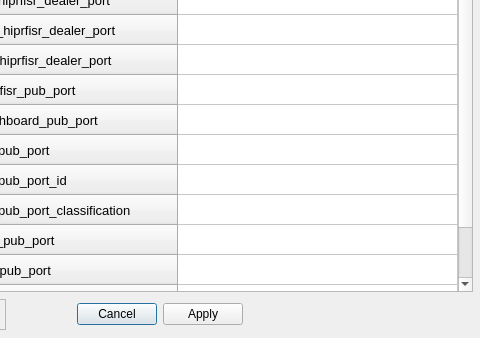
Qt form UI/options.ui (ainfosec/FISSURE) before a commit; both pictures show x 160 to 640 and y 112 to 450 of the 640 by 450 pixel window.
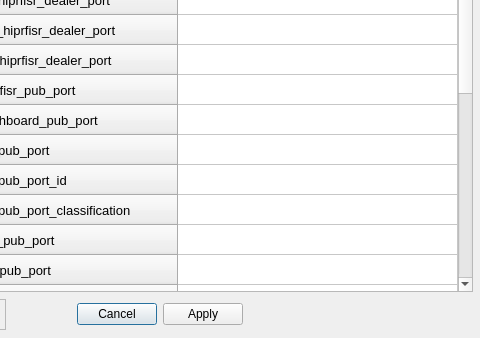
The same form after that commit. The open tabs and pages were chosen to show the change.

```diff
--- a/UI/options.ui
+++ b/UI/options.ui
@@ -1142,6 +1142,116 @@
         </font>
        </property>
       </row>
+      <row>
+       <property name="text">
+        <string>custom_color1</string>
+       </property>
+       <property name="font">
+        <font>
+         <pointsize>10</pointsize>
+        </font>
+       </property>
+      </row>
+      <row>
+       <property name="text">
+        <string>custom_color2</string>
+       </property>
+       <property name="font">
+        <font>
+         <pointsize>10</pointsize>
+        </font>
+       </property>
+      </row>
+      <row>
+       <property name="text">
+        <string>custom_color3</string>
+       </property>
+       <property name="font">
+        <font>
+         <pointsize>10</pointsize>
+        </font>
+       </property>
+      </row>
+      <row>
+       <property name="text">
+        <string>custom_color4</string>
+       </property>
+       <property name="font">
+        <font>
+         <pointsize>10</pointsize>
+        </font>
+       </property>
+      </row>
+      <row>
+       <property name="text">
+        <string>custom_color5</string>
+       </property>
+       <property name="font">
+        <font>
+         <pointsize>10</pointsize>
+        </font>
+       </property>
+      </row>
+      <row>
+       <property name="text">
+        <string>color1</string>
+       </property>
+       <property name="font">
+        <font>
+         <pointsize>10</pointsize>
+        </font>
+       </property>
+      </row>
+      <row>
+       <property name="text">
+        <string>color2</string>
+       </property>
+       <property name="font">
+        <font>
+         <pointsize>10</pointsize>
+        </font>
+       </property>
+      </row>
+      <row>
+       <property name="text">
+        <string>color3</string>
+       </property>
+       <property name="font">
+        <font>
+         <pointsize>10</pointsize>
+        </font>
+       </property>
+      </row>
+      <row>
+       <property name="text">
+        <string>color4</string>
+       </property>
+       <property name="font">
+        <font>
+         <pointsize>10</pointsize>
+        </font>
+       </property>
+      </row>
+      <row>
+       <property name="text">
+        <string>color5</string>
+       </property>
+       <property name="font">
+        <font>
+         <pointsize>10</pointsize>
+        </font>
+       </property>
+      </row>
+      <row>
+       <property name="text">
+        <string>color_mode</string>
+       </property>
+       <property name="font">
+        <font>
+         <pointsize>10</pointsize>
+        </font>
+       </property>
+      </row>
       <column>
        <property name="text">
         <string/>
```
